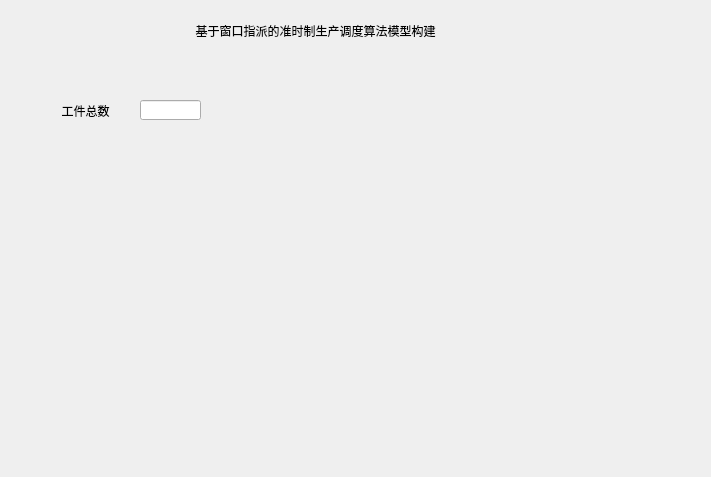
First picture: the form in course/course/qt_course/qt_course/widget.ui, repository 805436085/math_course, before the edit.
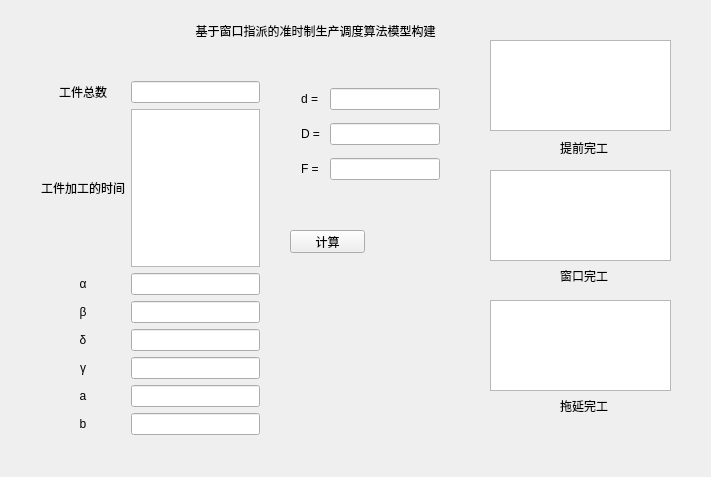
Second picture: the form after the edit.

Commit message: 添加界面

The edit to the form file:
```diff
--- a/course/course/qt_course/qt_course/widget.ui
+++ b/course/course/qt_course/qt_course/widget.ui
@@ -29,31 +29,254 @@
     <set>Qt::AlignCenter</set>
    </property>
   </widget>
-  <widget class="QLabel" name="num_label">
+  <widget class="QLabel" name="label_10">
    <property name="geometry">
     <rect>
-     <x>50</x>
-     <y>100</y>
-     <width>71</width>
-     <height>21</height>
+     <x>560</x>
+     <y>140</y>
+     <width>51</width>
+     <height>16</height>
     </rect>
    </property>
    <property name="text">
-    <string>工件总数</string>
+    <string>提前完工</string>
    </property>
-   <property name="alignment">
-    <set>Qt::AlignCenter</set>
+  </widget>
+  <widget class="QLabel" name="label_11">
+   <property name="geometry">
+    <rect>
+     <x>560</x>
+     <y>270</y>
+     <width>54</width>
+     <height>12</height>
+    </rect>
    </property>
+   <property name="text">
+    <string>窗口完工</string>
+   </property>
   </widget>
-  <widget class="QLineEdit" name="num_lineedit">
+  <widget class="QLabel" name="label_12">
    <property name="geometry">
     <rect>
-     <x>140</x>
-     <y>100</y>
-     <width>61</width>
-     <height>20</height>
+     <x>560</x>
+     <y>400</y>
+     <width>54</width>
+     <height>12</height>
     </rect>
    </property>
+   <property name="text">
+    <string>拖延完工</string>
+   </property>
+  </widget>
+  <widget class="QPushButton" name="pushButton">
+   <property name="geometry">
+    <rect>
+     <x>290</x>
+     <y>230</y>
+     <width>75</width>
+     <height>23</height>
+    </rect>
+   </property>
+   <property name="text">
+    <string>计算</string>
+   </property>
+  </widget>
+  <widget class="QListWidget" name="before_listWidget">
+   <property name="geometry">
+    <rect>
+     <x>490</x>
+     <y>40</y>
+     <width>181</width>
+     <height>91</height>
+    </rect>
+   </property>
+  </widget>
+  <widget class="QListWidget" name="on_listWidget">
+   <property name="geometry">
+    <rect>
+     <x>490</x>
+     <y>170</y>
+     <width>181</width>
+     <height>91</height>
+    </rect>
+   </property>
+  </widget>
+  <widget class="QListWidget" name="delay_listWidget">
+   <property name="geometry">
+    <rect>
+     <x>490</x>
+     <y>300</y>
+     <width>181</width>
+     <height>91</height>
+    </rect>
+   </property>
+  </widget>
+  <widget class="QWidget" name="">
+   <property name="geometry">
+    <rect>
+     <x>30</x>
+     <y>70</y>
+     <width>241</width>
+     <height>376</height>
+    </rect>
+   </property>
+   <layout class="QGridLayout" name="gridLayout">
+    <item row="0" column="0">
+     <widget class="QLabel" name="num_label">
+      <property name="text">
+       <string>工件总数</string>
+      </property>
+      <property name="alignment">
+       <set>Qt::AlignCenter</set>
+      </property>
+     </widget>
+    </item>
+    <item row="0" column="1">
+     <widget class="QLineEdit" name="num_lineedit"/>
+    </item>
+    <item row="1" column="0">
+     <widget class="QLabel" name="piece_time_label">
+      <property name="text">
+       <string>工件加工的时间</string>
+      </property>
+     </widget>
+    </item>
+    <item row="1" column="1">
+     <widget class="QTextEdit" name="piece_time_textedit"/>
+    </item>
+    <item row="2" column="0">
+     <widget class="QLabel" name="label">
+      <property name="text">
+       <string>α</string>
+      </property>
+      <property name="alignment">
+       <set>Qt::AlignCenter</set>
+      </property>
+     </widget>
+    </item>
+    <item row="2" column="1">
+     <widget class="QLineEdit" name="alpha_lineEdit"/>
+    </item>
+    <item row="3" column="0">
+     <widget class="QLabel" name="label_2">
+      <property name="text">
+       <string>β</string>
+      </property>
+      <property name="alignment">
+       <set>Qt::AlignCenter</set>
+      </property>
+     </widget>
+    </item>
+    <item row="3" column="1">
+     <widget class="QLineEdit" name="beta_lineEdit"/>
+    </item>
+    <item row="4" column="0">
+     <widget class="QLabel" name="label_3">
+      <property name="text">
+       <string>δ</string>
+      </property>
+      <property name="alignment">
+       <set>Qt::AlignCenter</set>
+      </property>
+     </widget>
+    </item>
+    <item row="4" column="1">
+     <widget class="QLineEdit" name="delta_lineEdit"/>
+    </item>
+    <item row="5" column="0">
+     <widget class="QLabel" name="label_4">
+      <property name="text">
+       <string>γ</string>
+      </property>
+      <property name="alignment">
+       <set>Qt::AlignCenter</set>
+      </property>
+     </widget>
+    </item>
+    <item row="5" column="1">
+     <widget class="QLineEdit" name="gamma_lineEdit"/>
+    </item>
+    <item row="6" column="0">
+     <widget class="QLabel" name="label_5">
+      <property name="text">
+       <string>a</string>
+      </property>
+      <property name="alignment">
+       <set>Qt::AlignCenter</set>
+      </property>
+     </widget>
+    </item>
+    <item row="6" column="1">
+     <widget class="QLineEdit" name="a_lineEdit"/>
+    </item>
+    <item row="7" column="0">
+     <widget class="QLabel" name="label_6">
+      <property name="text">
+       <string>b</string>
+      </property>
+      <property name="alignment">
+       <set>Qt::AlignCenter</set>
+      </property>
+     </widget>
+    </item>
+    <item row="7" column="1">
+     <widget class="QLineEdit" name="b_lineEdit"/>
+    </item>
+   </layout>
+  </widget>
+  <widget class="QWidget" name="">
+   <property name="geometry">
+    <rect>
+     <x>290</x>
+     <y>70</y>
+     <width>161</width>
+     <height>131</height>
+    </rect>
+   </property>
+   <layout class="QGridLayout" name="gridLayout_2">
+    <item row="0" column="0">
+     <widget class="QLabel" name="label_7">
+      <property name="text">
+       <string>d =</string>
+      </property>
+     </widget>
+    </item>
+    <item row="0" column="1">
+     <widget class="QLineEdit" name="d_lineEdit">
+      <property name="readOnly">
+       <bool>true</bool>
+      </property>
+     </widget>
+    </item>
+    <item row="1" column="0">
+     <widget class="QLabel" name="label_8">
+      <property name="text">
+       <string>D = </string>
+      </property>
+     </widget>
+    </item>
+    <item row="1" column="1">
+     <widget class="QLineEdit" name="D_lineEdit">
+      <property name="readOnly">
+       <bool>true</bool>
+      </property>
+     </widget>
+    </item>
+    <item row="2" column="0">
+     <widget class="QLabel" name="label_9">
+      <property name="text">
+       <string>F =</string>
+      </property>
+     </widget>
+    </item>
+    <item row="2" column="1">
+     <widget class="QLineEdit" name="F_lineEdit">
+      <property name="readOnly">
+       <bool>true</bool>
+      </property>
+     </widget>
+    </item>
+   </layout>
   </widget>
  </widget>
  <layoutdefault spacing="6" margin="11"/>
```
The commit also changes 3 other files.
